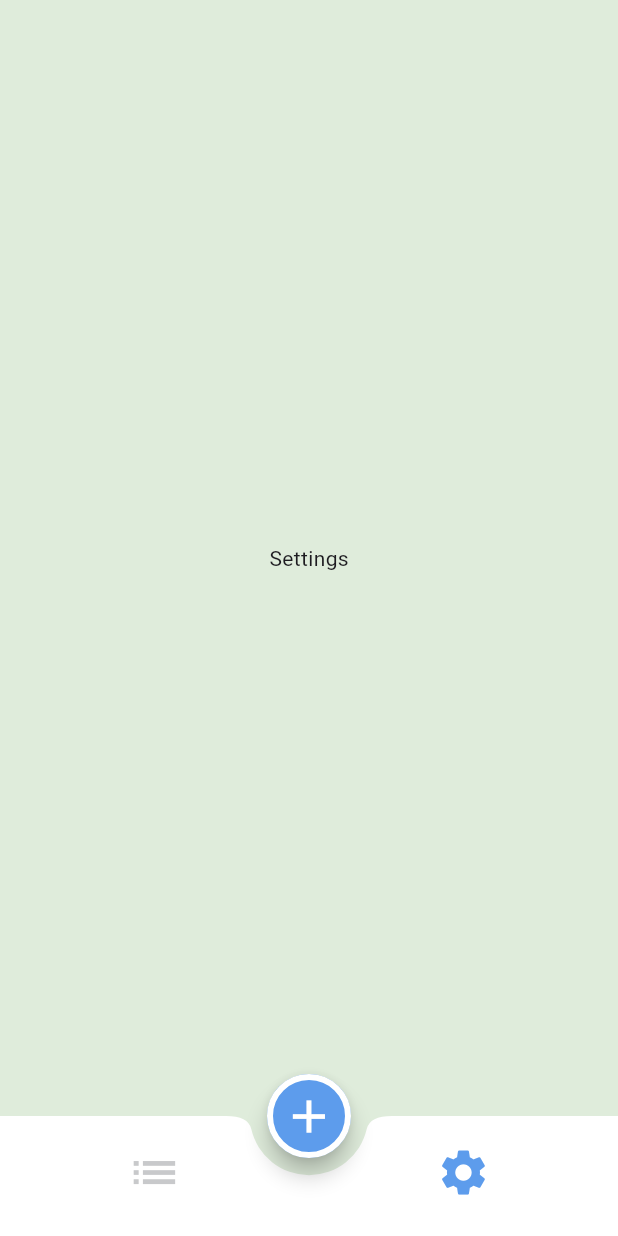
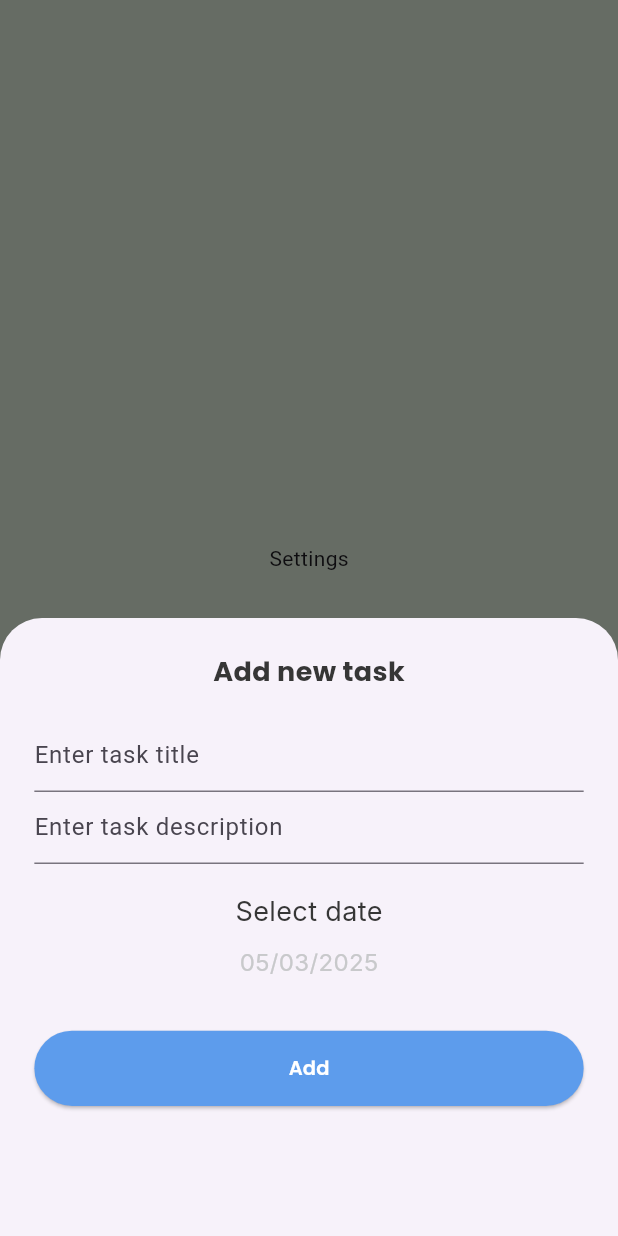
Before and after one commit to MoEhsan10/todo, a Flutter app: the screen it shows after launch, item 2 of the bottom bar chosen, after a tap on the "add" icon, on a phone screen of 412 x 824 dp. Run offline on Flutter 3.47's test engine with Material 3 defaults, Android fonts, the phone set to English and light mode, and no system bars; our stand-ins replace easy_date_timeline, flutter_screenutil, google_fonts.

Commit message:
+ task bottomSheet

```diff
--- a/lib/config/theme/app_theme.dart
+++ b/lib/config/theme/app_theme.dart
@@ -17,6 +17,9 @@ class AppTheme{
       backgroundColor: ColorsManager.blue,
       foregroundColor: ColorsManager.white,
       shape: CircleBorder(side: BorderSide(width: 4,color: ColorsManager.white)),
+    ),
+    elevatedButtonTheme: ElevatedButtonThemeData(
+      style: ElevatedButton.styleFrom(backgroundColor: ColorsManager.blue,)
     )
   );
 
--- /dev/null
+++ b/lib/presentation/Widgets/default_elevated_button.dart
@@ -0,0 +1,19 @@
+import 'package:flutter/material.dart';
+import 'package:flutter_screenutil/flutter_screenutil.dart';
+import 'package:todo_app_v2/core/utils/app_light_Styles.dart';
+import 'package:todo_app_v2/my_app.dart';
+
+class DefaultElevatedButton extends StatelessWidget {
+  DefaultElevatedButton(
+      {super.key, required this.onPressed, required this.label});
+
+  String label;
+  VoidCallback onPressed;
+
+  @override
+  Widget build(BuildContext context) {
+    return ElevatedButton(onPressed: onPressed, child: Text(label,style: ApplightStyle.textButtonTitle,),
+      style: ElevatedButton.styleFrom(fixedSize: Size(MediaQuery.sizeOf(context).width, 42.h)),
+    );
+  }
+}
--- /dev/null
+++ b/lib/presentation/Widgets/default_textFormField.dart
@@ -0,0 +1,26 @@
+import 'package:flutter/material.dart';
+
+class DefaultTextFormField extends StatelessWidget {
+
+  DefaultTextFormField({super.key,
+    required this.controller,
+    required this.hintText,
+    this.validator
+  });
+
+TextEditingController controller;
+String hintText;
+String? Function(String?)? validator;
+
+
+    @override
+  Widget build(BuildContext context) {
+    return TextFormField(
+      controller: controller,
+      decoration: InputDecoration(
+        hintText: hintText,
+      ),
+      validator: validator
+    );
+  }
+}
--- a/lib/presentation/screens/home/home_screen.dart
+++ b/lib/presentation/screens/home/home_screen.dart
@@ -3,6 +3,7 @@ import 'package:flutter_screenutil/flutter_screenutil.dart';
 import 'package:todo_app_v2/core/utils/colors_manager.dart';
 import 'package:todo_app_v2/presentation/screens/home/tabs/settings/settings_tab.dart';
 import 'package:todo_app_v2/presentation/screens/home/tabs/tasks/tasks_tab.dart';
+import 'package:todo_app_v2/presentation/screens/home/tabs/tasks/widgets/task_bottomsheet.dart';
 
 class HomeScreen extends StatefulWidget {
   const HomeScreen({super.key});
@@ -41,7 +42,7 @@ class _HomeScreenState extends State<HomeScreen> {
             ],
         ),
       ),
-      floatingActionButton: FloatingActionButton(onPressed: () {},
+      floatingActionButton: FloatingActionButton(onPressed: () => showModalBottomSheet(context: context,builder: (_) =>TaskBottomSheet()),
       child: Icon(Icons.add,size: 32.sp,),
       ),
       floatingActionButtonLocation: FloatingActionButtonLocation.centerDocked,
--- /dev/null
+++ b/lib/presentation/screens/home/tabs/tasks/widgets/task_bottomsheet.dart
@@ -0,0 +1,89 @@
+import 'package:flutter/material.dart';
+import 'package:flutter_screenutil/flutter_screenutil.dart';
+import 'package:intl/intl.dart';
+import 'package:todo_app_v2/core/utils/app_light_Styles.dart';
+import 'package:todo_app_v2/core/utils/colors_manager.dart';
+import 'package:todo_app_v2/presentation/Widgets/default_elevated_button.dart';
+import 'package:todo_app_v2/presentation/Widgets/default_textFormField.dart';
+
+class TaskBottomSheet extends StatefulWidget {
+  const TaskBottomSheet({super.key});
+
+  @override
+  State<TaskBottomSheet> createState() => _TaskBottomSheetState();
+}
+
+class _TaskBottomSheetState extends State<TaskBottomSheet> {
+  TextEditingController titleController =TextEditingController();
+  TextEditingController description =TextEditingController();
+  DateFormat dateFormat = DateFormat('dd/MM/yyyy');
+  DateTime selectedDate= DateTime.now();
+  var formKey=GlobalKey<FormState>();
+
+  @override
+  Widget build(BuildContext context) {
+    return Container(
+      height: MediaQuery.sizeOf(context).height*0.5,
+      padding: REdgeInsets.all(20),
+      child: Form(
+        key: formKey,
+        child: SingleChildScrollView(
+          child: Column(
+            children: [
+              Text('Add new task',style: ApplightStyle.bottomSheetTitle,),
+              SizedBox(height: 16.h,),
+              DefaultTextFormField(
+                  controller: titleController,
+                  hintText: 'Enter task title',
+                  validator: (value) {
+                    if (value == null || value.trim().isEmpty) {
+                      return 'Title can not be empty';
+                    }
+                      return null;
+                    },
+              ),
+              DefaultTextFormField(
+                  controller: description,
+                  hintText: 'Enter task description',
+                  validator: (value) {
+                    if (value == null || value.trim().isEmpty) {
+                      return 'Description can not be empty';
+                    }
+                    return null;
+                  },
+              ),
+              SizedBox(height: 16.h,),
+              Text('Select date',style: ApplightStyle.dateLabelStyle,),
+              SizedBox(height: 8.h,),
+              InkWell(
+                onTap: ()async {
+                  DateTime? dateTime = await showDatePicker(context: context,
+                    firstDate: DateTime.now(),
+                    lastDate: DateTime.now().add(Duration(days: 365)),
+                    initialDate: selectedDate,
+                    initialEntryMode: DatePickerEntryMode.calendarOnly,
+                  );
+                  if (dateTime != null && dateTime !=selectedDate) {
+                    selectedDate = dateTime;
+                    setState(() {});
+                  }
+                },
+                  child: Text(dateFormat.format(selectedDate),style: ApplightStyle.dateStyle,)
+              ),
+              SizedBox(height: 28.h,),
+              DefaultElevatedButton(
+                  onPressed: () {
+                      if(formKey.currentState!.validate()){addTask();}
+                    },
+                  label: 'Add'),
+            ],
+          ),
+        ),
+      ),
+    );
+  }
+
+  void addTask(){
+    print('add task caled');
+  }
+}
--- a/lib/presentation/screens/home/tabs/tasks/widgets/task_item.dart
+++ b/lib/presentation/screens/home/tabs/tasks/widgets/task_item.dart
@@ -42,6 +42,7 @@ class TaskItem extends StatelessWidget {
             ),
             child: Icon(Icons.check,color: ColorsManager.white,size: 32.sp,),
           ),
+
         ],
       ),
     );
--- a/pubspec.yaml
+++ b/pubspec.yaml
@@ -39,6 +39,7 @@ dependencies:
   flutter_screenutil: ^5.9.3
   google_fonts: ^6.2.1
   easy_date_timeline: ^1.1.3
+  intl: ^0.19.0
 
 
 
@@ -65,8 +66,8 @@ flutter:
   uses-material-design: true
 
   # To add assets to your application, add an assets section, like this:
-  # assets:
-  #   - images/a_dot_burr.jpeg
+  assets:
+    - assets/images/
   #   - images/a_dot_ham.jpeg
 
   # An image asset can refer to one or more resolution-specific "variants", see
```
Also changed, not shown: pubspec.lock.
